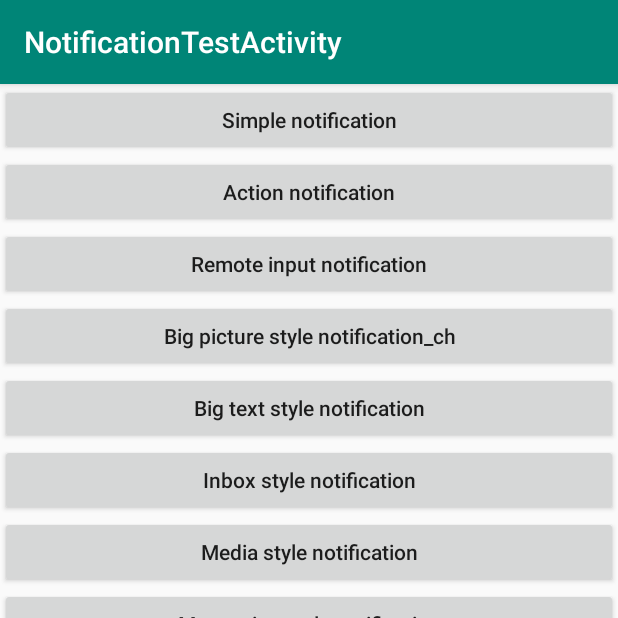
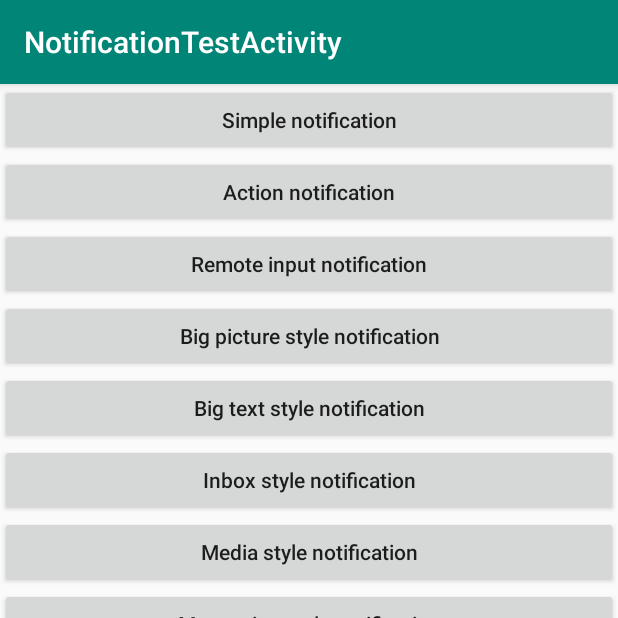
Before and after one commit to LinQingWei/ADockerTestDemo, an Android app: the NotificationTestActivity screen opened directly, with no data from a screen before it, on a phone screen of 412 x 824 dp, the top half of it. Run offline under Robolectric (Android 15) with nearby library versions, the phone set to English and light mode, and no system bars.

Commit message:
text format

```diff
--- a/app/src/main/res/layout/activity_notification.xml
+++ b/app/src/main/res/layout/activity_notification.xml
@@ -33,7 +33,7 @@
             android:id="@+id/btn_big_picture_style_nf_ch"
             android:layout_width="match_parent"
             android:layout_height="wrap_content"
-            android:text="Big picture style notification_ch"
+            android:text="Big picture style notification"
             android:textAllCaps="false" />
 
         <Button
```
